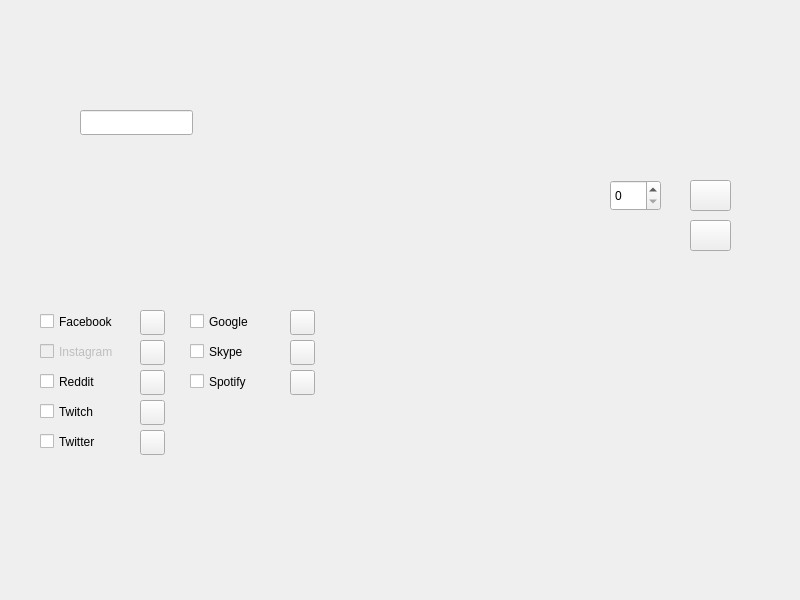
First picture: the form in sherlockGUI.ui, repository bitSheriff/SherlockGUI, before the edit.
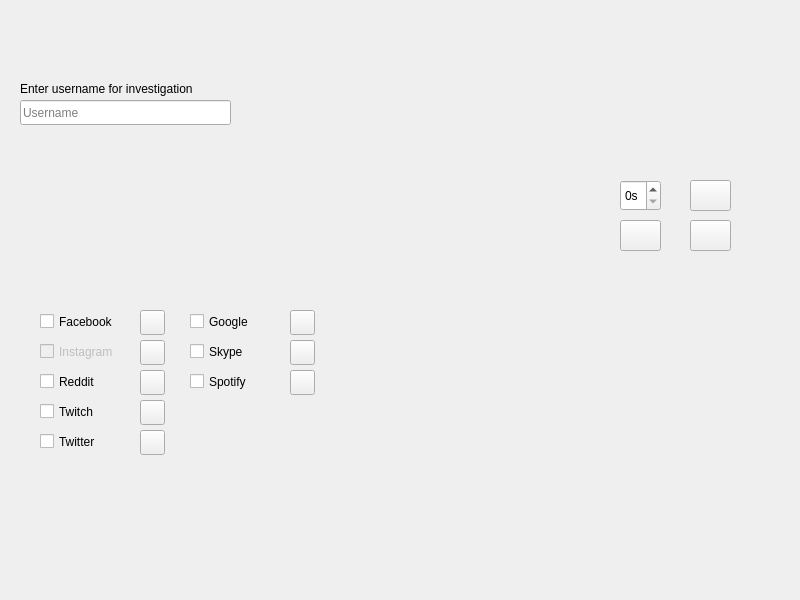
Second picture: the form after the edit. Icons and pictures are not drawn.

Commit message: added trashBin btn and some ui/ux changes

The edit to the form file:
```diff
--- a/sherlockGUI.ui
+++ b/sherlockGUI.ui
@@ -431,21 +431,84 @@
    <widget class="QLineEdit" name="input_name">
     <property name="geometry">
      <rect>
-      <x>80</x>
-      <y>110</y>
-      <width>113</width>
+      <x>20</x>
+      <y>100</y>
+      <width>211</width>
       <height>25</height>
      </rect>
     </property>
+    <property name="toolTip">
+     <string/>
+    </property>
+    <property name="toolTipDuration">
+     <number>-1</number>
+    </property>
+    <property name="placeholderText">
+     <string>Username</string>
+    </property>
+    <property name="clearButtonEnabled">
+     <bool>true</bool>
+    </property>
    </widget>
    <widget class="QSpinBox" name="input_timeout">
     <property name="geometry">
      <rect>
-      <x>610</x>
+      <x>620</x>
       <y>180</y>
-      <width>51</width>
+      <width>41</width>
       <height>31</height>
      </rect>
+    </property>
+    <property name="mouseTracking">
+     <bool>false</bool>
+    </property>
+    <property name="toolTip">
+     <string>Timeout</string>
+    </property>
+    <property name="toolTipDuration">
+     <number>3</number>
+    </property>
+    <property name="whatsThis">
+     <string>Timeout</string>
+    </property>
+    <property name="frame">
+     <bool>true</bool>
+    </property>
+    <property name="suffix">
+     <string>s</string>
+    </property>
+    <property name="prefix">
+     <string notr="true" extracomment="s"/>
+    </property>
+   </widget>
+   <widget class="QLabel" name="label_username">
+    <property name="geometry">
+     <rect>
+      <x>20</x>
+      <y>80</y>
+      <width>221</width>
+      <height>17</height>
+     </rect>
+    </property>
+    <property name="text">
+     <string>Enter username for investigation</string>
+    </property>
+   </widget>
+   <widget class="QPushButton" name="btn_trashbin">
+    <property name="geometry">
+     <rect>
+      <x>620</x>
+      <y>220</y>
+      <width>41</width>
+      <height>31</height>
+     </rect>
+    </property>
+    <property name="text">
+     <string/>
+    </property>
+    <property name="icon">
+     <iconset>
+      <normaloff>res/trashBin.png</normaloff>res/trashBin.png</iconset>
     </property>
    </widget>
   </widget>
```
Left out of the diff: 2 changed lines with no effect on the pictures. The commit also changes 2 other files.
